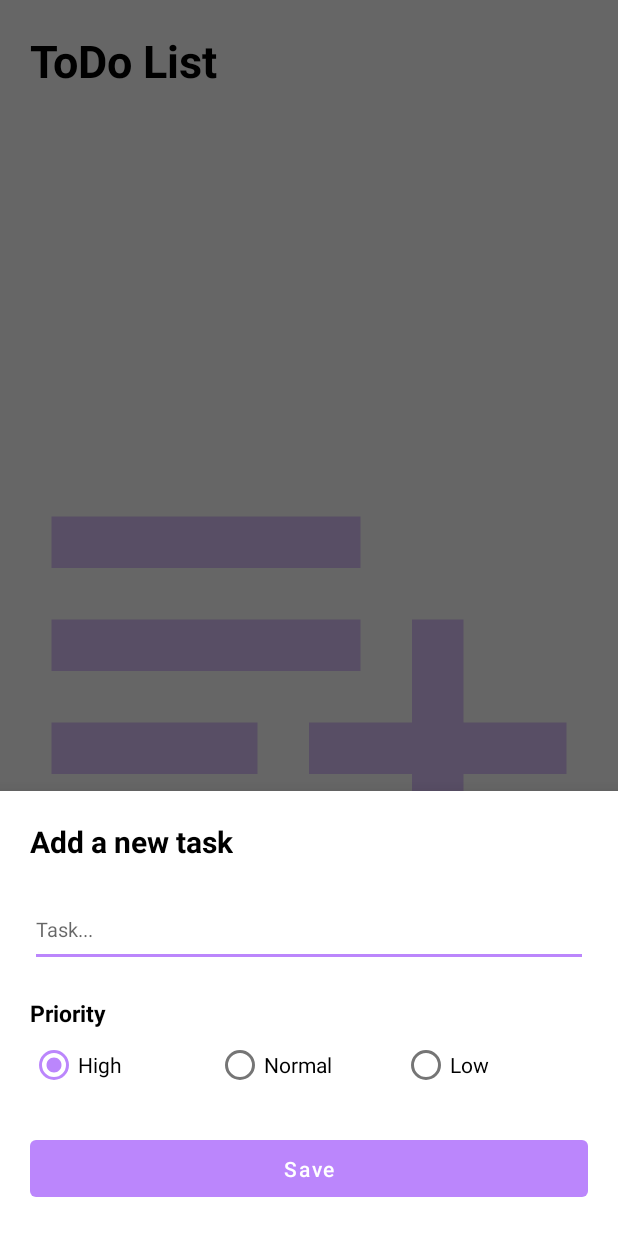
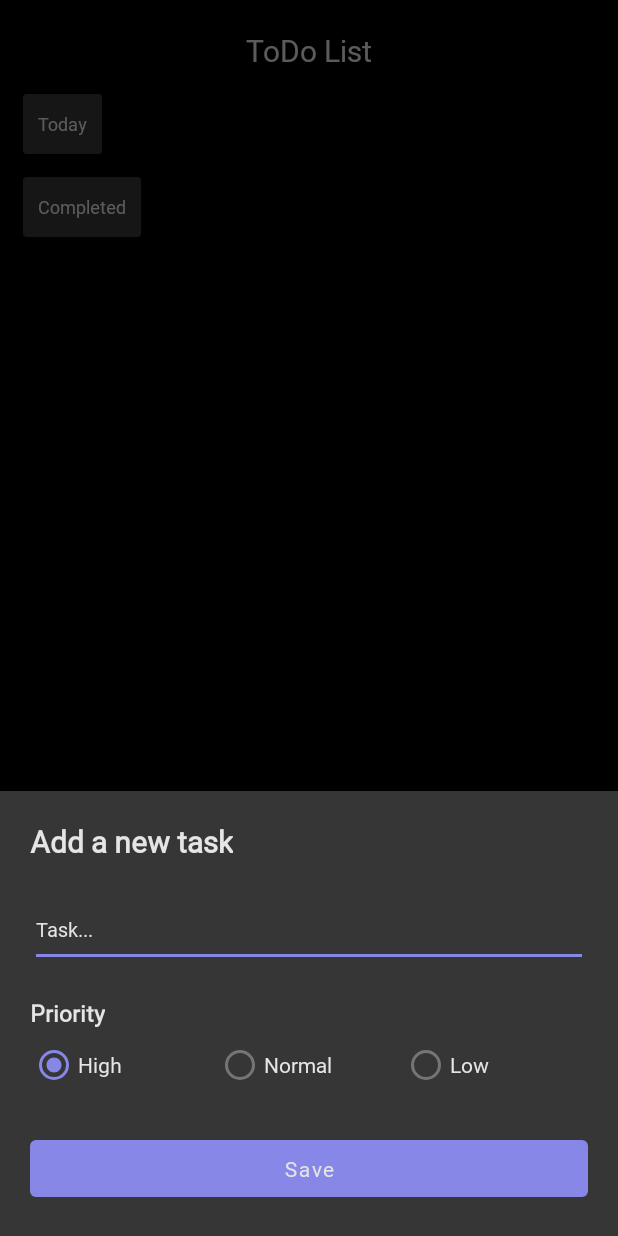
Before and after one commit to RodrigoEscamillaDacodes/AndroidToDoListASDE, an Android app: the screen it shows after launch (MainActivity), after a tap on an icon or button, on a phone screen of 412 x 824 dp. Run offline under Robolectric (Android 15) with nearby library versions, the phone set to English and light mode, and no system bars; our stand-ins replace Dagger/Hilt's generated code, Room's generated code.

Commit message:
ToDoList v2 design changes

```diff
--- a/app/src/main/java/com/dacodes/todolistad/data/DAOTasks.kt
+++ b/app/src/main/java/com/dacodes/todolistad/data/DAOTasks.kt
@@ -11,6 +11,8 @@ interface DAOTasks {
 
     @Query("SELECT * FROM Task")
     suspend fun getTasks():List<Task>
+    @Query("SELECT * FROM Task WHERE completed = :completed")
+    suspend fun getTasksByStatus(completed: Boolean):List<Task>
 
     @Update(entity = Task::class)
     suspend fun updateTask(model: Task)
--- a/app/src/main/java/com/dacodes/todolistad/data/repository/TaskRepository.kt
+++ b/app/src/main/java/com/dacodes/todolistad/data/repository/TaskRepository.kt
@@ -15,7 +15,11 @@ class TaskRepository @Inject constructor(private val dbTasks: DBTasks) {
         return dbTasks.taskDAO().getTasks()
     }
 
-    suspend fun deleteTask(taskId: Int){
+    suspend fun getTasks(completed: Boolean) : List<Task>{
+        return dbTasks.taskDAO().getTasksByStatus(completed)
+    }
+
+    suspend fun deleteTask(taskId: Int) {
         dbTasks.taskDAO().deleteTask(taskId)
     }
 
--- a/app/src/main/java/com/dacodes/todolistad/model/Task.kt
+++ b/app/src/main/java/com/dacodes/todolistad/model/Task.kt
@@ -9,5 +9,6 @@ data class Task(
     val id: Int = 0,
     val task: String,
     val priority: Int,
-    var completed: Boolean
+    var completed: Boolean,
+    var date: String
 )
--- a/app/src/main/java/com/dacodes/todolistad/presentation/viewModels/TodoListViewModel.kt
+++ b/app/src/main/java/com/dacodes/todolistad/presentation/viewModels/TodoListViewModel.kt
@@ -1,34 +1,60 @@
 package com.dacodes.todolistad.presentation.viewModels
 
+import androidx.lifecycle.LifecycleOwner
 import androidx.lifecycle.LiveData
 import androidx.lifecycle.MutableLiveData
+import androidx.lifecycle.Observer
 import androidx.lifecycle.ViewModel
 import androidx.lifecycle.viewModelScope
 import com.dacodes.todolistad.data.repository.TaskRepository
 import com.dacodes.todolistad.model.Task
 import dagger.hilt.android.lifecycle.HiltViewModel
 import kotlinx.coroutines.Dispatchers
+import kotlinx.coroutines.delay
 import kotlinx.coroutines.launch
 import kotlinx.coroutines.runBlocking
 import kotlinx.coroutines.withContext
+import java.time.LocalDateTime
+import java.time.format.DateTimeFormatter
 import javax.inject.Inject
 
 @HiltViewModel
 class TodoListViewModel @Inject constructor(private val taskRepository: TaskRepository): ViewModel() {
 
-    private var _tasks = MutableLiveData<List<Task>>()
-    val tasks : LiveData<List<Task>> get() = _tasks
+    private var _completedList = MutableLiveData<ArrayList<Task>>()
+    val completedList : LiveData<ArrayList<Task>> get() = _completedList
+
+    private var _unCompletedList = MutableLiveData<ArrayList<Task>>()
+    val unCompletedList : LiveData<ArrayList<Task>> get() = _unCompletedList
 
     fun bind(){
-        getTasks()
+        deleteOutDateTasks()
+    }
+
+    private fun deleteOutDateTasks(){
+
+        val formatter = DateTimeFormatter.ofPattern("yyyy-MM-dd")
+        val current = LocalDateTime.now().format(formatter)
+
+        runBlocking {
+            val result = taskRepository.getTasks()
+
+            result.forEach {
+                if (it.date < current) {
+                    taskRepository.deleteTask(it.id)
+                }
+            }
+
+            getTasks()
+        }
+
+
     }
 
     private fun getTasks(){
         viewModelScope.launch {
-            val result = withContext(Dispatchers.Main){
-                taskRepository.getTasks()
-            }
-            _tasks.value = result
+            _unCompletedList.value = ArrayList(taskRepository.getTasks(false))
+            _completedList.value = ArrayList(taskRepository.getTasks(true))
         }
     }
 
@@ -42,6 +68,7 @@ class TodoListViewModel @Inject constructor(private val taskRepository: TaskRepo
     fun updateTask(task: Task){
         runBlocking {
             taskRepository.updateTask(model = task)
+            getTasks()
         }
     }
 
--- a/app/src/main/java/com/dacodes/todolistad/presentation/views/TodoList.kt
+++ b/app/src/main/java/com/dacodes/todolistad/presentation/views/TodoList.kt
@@ -10,6 +10,7 @@ import android.view.View.VISIBLE
 import android.view.ViewGroup
 import androidx.lifecycle.Observer
 import androidx.recyclerview.widget.LinearLayoutManager
+import com.dacodes.todolistad.R
 import com.dacodes.todolistad.presentation.viewModels.TodoListViewModel
 import com.dacodes.todolistad.databinding.TodoListFragmentBinding
 import com.dacodes.todolistad.model.Task
@@ -23,6 +24,7 @@ class TodoList : Fragment(), TasksAdapter.OnTaskClickListener, BottomSheetFragme
 
     private lateinit var viewModel: TodoListViewModel
     private lateinit var adapter : TasksAdapter
+    private lateinit var adapterUncompleted : TasksAdapter
 
     override fun onCreateView(
         inflater: LayoutInflater, container: ViewGroup?,
@@ -38,32 +40,32 @@ class TodoList : Fragment(), TasksAdapter.OnTaskClickListener, BottomSheetFragme
         viewModel.bind()
 
         viewModel.apply {
-            tasks.observe(requireActivity(), Observer {
+            completedList.observe(requireActivity(), Observer {
                 adapter.setUpList(it)
-                validatePlaceHolder(it.isEmpty())
+            })
+
+            unCompletedList.observe(requireActivity(), Observer {
+                adapterUncompleted.setUpList(it)
             })
         }
 
     }
 
-    private fun validatePlaceHolder(empty: Boolean){
-        binding.apply {
-            if(empty){
-                rvTasks.visibility = GONE
-                ivPlaceholder.visibility = VISIBLE
-            }else{
-                rvTasks.visibility = VISIBLE
-                ivPlaceholder.visibility = GONE
-            }
-        }
-    }
 
     override fun onViewCreated(view: View, savedInstanceState: Bundle?) {
         super.onViewCreated(view, savedInstanceState)
 
         adapter = TasksAdapter(requireContext(), this)
+        adapterUncompleted = TasksAdapter(requireContext(), this)
 
         binding.apply {
+
+            binding.inToday.tvSecondary.text = getString(R.string.today)
+            binding.inCompleted.tvSecondary.text = getString(R.string.completed)
+
+            rvUncompletedTasks.layoutManager = LinearLayoutManager(context)
+            rvUncompletedTasks.adapter = adapterUncompleted
+            rvUncompletedTasks.setHasFixedSize(true)
 
             rvTasks.layoutManager = LinearLayoutManager(context)
             rvTasks.adapter = adapter
--- /dev/null
+++ b/app/src/main/res/drawable/back_rounded_purple.xml
@@ -0,0 +1,5 @@
+<?xml version="1.0" encoding="utf-8"?>
+<shape android:shape="rectangle" xmlns:android="http://schemas.android.com/apk/res/android">
+    <stroke android:width="1dp" android:color="@color/purple_200"/>
+    <corners android:radius="2dp"/>
+</shape>
--- /dev/null
+++ b/app/src/main/res/drawable/fill_circle.xml
@@ -0,0 +1,4 @@
+<vector android:height="15dp" android:viewportHeight="512"
+    android:viewportWidth="512" android:width="15dp" xmlns:android="http://schemas.android.com/apk/res/android">
+    <path android:fillColor="#FFFFFF" android:pathData="M256,512A256,256 0,1 0,256 0a256,256 0,1 0,0 512z"/>
+</vector>
--- /dev/null
+++ b/app/src/main/res/drawable/outline_circle.xml
@@ -0,0 +1,4 @@
+<vector android:height="15dp" android:viewportHeight="512"
+    android:viewportWidth="512" android:width="15dp" xmlns:android="http://schemas.android.com/apk/res/android">
+    <path android:fillColor="#e5e5e5" android:pathData="M464,256A208,208 0,1 0,48 256a208,208 0,1 0,416 0zM0,256a256,256 0,1 1,512 0A256,256 0,1 1,0 256z"/>
+</vector>
--- a/app/src/main/res/layout/fragment_bottom_sheet.xml
+++ b/app/src/main/res/layout/fragment_bottom_sheet.xml
@@ -3,6 +3,7 @@
     xmlns:tools="http://schemas.android.com/tools"
     android:layout_width="match_parent"
     android:layout_height="wrap_content"
+    android:background="@color/gray"
     xmlns:app="http://schemas.android.com/apk/res-auto"
     tools:context=".presentation.views.BottomSheetFragment">
 
@@ -14,7 +15,8 @@
         android:layout_margin="20dp"
         android:textSize="20sp"
         android:textStyle="bold"
-        android:textColor="@color/black"
+        android:fontFamily="@font/lato_regular"
+        android:textColor="@color/white87"
         app:layout_constraintStart_toStartOf="parent"
         app:layout_constraintTop_toTopOf="parent" />
 
@@ -24,7 +26,10 @@
         android:layout_width="match_parent"
         android:layout_height="50dp"
         android:layout_margin="20dp"
+        android:textColor="@color/white87"
+        android:textColorHint="@color/white87"
         android:hint="@string/task"
+        android:fontFamily="@font/lato_regular"
         android:textSize="13sp"
         android:textStyle="normal"
         app:layout_constraintTop_toBottomOf="@+id/tvTitle"
@@ -37,9 +42,10 @@
         android:layout_width="wrap_content"
         android:layout_height="wrap_content"
         android:text="@string/priority"
+        android:fontFamily="@font/lato_regular"
         android:textSize="15sp"
         android:textStyle="bold"
-        android:textColor="@color/black"
+        android:textColor="@color/white87"
         android:layout_marginStart="20dp"
         android:layout_marginTop="20dp"
         android:layout_marginBottom="10dp"
@@ -63,21 +69,27 @@
             android:checked="true"
             android:layout_width="match_parent"
             android:layout_height="wrap_content"
+            android:textColor="@color/white87"
             android:text="@string/high"
+            android:fontFamily="@font/lato_regular"
             android:layout_weight="1"/>
 
         <RadioButton
             android:id="@+id/rbNormal"
             android:layout_width="match_parent"
             android:layout_height="wrap_content"
+            android:textColor="@color/white87"
             android:text="@string/normal"
+            android:fontFamily="@font/lato_regular"
             android:layout_weight="1"/>
 
         <RadioButton
             android:id="@+id/rbLow"
             android:layout_width="match_parent"
             android:layout_height="wrap_content"
+            android:textColor="@color/white87"
             android:text="@string/low"
+            android:fontFamily="@font/lato_regular"
             android:layout_weight="1"/>
 
     </RadioGroup>
@@ -88,7 +100,8 @@
         android:layout_height="50dp"
         android:layout_margin="20dp"
         android:text="@string/save"
-        android:textColor="@color/white"
+        android:fontFamily="@font/lato_regular"
+        android:textColor="@color/white87"
         app:textAllCaps="false"
         app:backgroundTint="@color/purple_200"
         app:layout_constraintTop_toBottomOf="@+id/rgPriority"
--- /dev/null
+++ b/app/src/main/res/layout/secondary_item.xml
@@ -0,0 +1,24 @@
+<?xml version="1.0" encoding="utf-8"?>
+<androidx.cardview.widget.CardView
+    xmlns:android="http://schemas.android.com/apk/res/android"
+    xmlns:app="http://schemas.android.com/apk/res-auto"
+    android:layout_width="wrap_content"
+    android:layout_height="35dp"
+    app:cardCornerRadius="2dp"
+    android:layout_marginTop="15dp"
+    android:layout_marginStart="15dp"
+    app:cardBackgroundColor="@color/gray">
+
+    <TextView
+        android:id="@+id/tvSecondary"
+        android:layout_width="wrap_content"
+        android:layout_height="match_parent"
+        android:paddingHorizontal="10dp"
+        android:gravity="center_vertical"
+        android:textColor="@color/white87"
+        android:textSize="12sp"
+        android:fontFamily="@font/lato_regular"
+        android:text="Completed"/>
+
+
+</androidx.cardview.widget.CardView>
--- a/app/src/main/res/layout/todo_list_fragment.xml
+++ b/app/src/main/res/layout/todo_list_fragment.xml
@@ -3,6 +3,7 @@
     xmlns:tools="http://schemas.android.com/tools"
     android:layout_width="match_parent"
     android:layout_height="match_parent"
+    android:background="@color/black"
     xmlns:app="http://schemas.android.com/apk/res-auto"
     tools:context=".presentation.views.TodoList">
 
@@ -12,38 +13,70 @@
         android:layout_height="wrap_content"
         android:text="@string/title"
         android:layout_margin="20dp"
-        android:textSize="30sp"
-        android:textStyle="bold"
-        android:textColor="@color/black"
+        android:textSize="20sp"
+        android:fontFamily="@font/lato_regular"
+        android:textColor="@color/white87"
         app:layout_constraintLeft_toLeftOf="parent"
+        app:layout_constraintRight_toRightOf="parent"
         app:layout_constraintTop_toTopOf="parent" />
 
-    <androidx.recyclerview.widget.RecyclerView
-        android:id="@+id/rvTasks"
-        android:visibility="gone"
-        android:layout_width="0dp"
+    <androidx.core.widget.NestedScrollView
+        android:layout_width="match_parent"
         android:layout_height="0dp"
-        android:layout_marginTop="10dp"
         app:layout_constraintTop_toBottomOf="@+id/tvTitle"
+        app:layout_constraintBottom_toBottomOf="parent"
         app:layout_constraintStart_toStartOf="parent"
-        app:layout_constraintEnd_toEndOf="parent"
-        app:layout_constraintBottom_toBottomOf="parent"
-        tools:listitem="@layout/task_item"/>
+        app:layout_constraintEnd_toEndOf="parent">
 
-    <ImageView
-        android:id="@+id/ivPlaceholder"
-        android:visibility="visible"
-        android:layout_width="0dp"
-        android:layout_height="0dp"
-        android:layout_marginTop="10dp"
-        android:alpha="0.5"
-        android:src="@drawable/ic_placeholder"
-        app:layout_constraintTop_toBottomOf="@+id/tvTitle"
-        app:layout_constraintStart_toStartOf="parent"
-        app:layout_constraintEnd_toEndOf="parent"
-        app:layout_constraintBottom_toBottomOf="parent"
-        tools:listitem="@layout/task_item"/>
+        <androidx.constraintlayout.widget.ConstraintLayout
+            android:layout_width="match_parent"
+            android:layout_height="wrap_content">
 
+
+            <include
+                android:id="@+id/inToday"
+                layout="@layout/secondary_item"
+                android:layout_width="wrap_content"
+                android:layout_height="40dp"
+                android:layout_marginStart="15dp"
+                android:layout_marginTop="15dp"
+                app:layout_constraintStart_toStartOf="parent"
+                app:layout_constraintTop_toTopOf="parent"/>
+
+            <androidx.recyclerview.widget.RecyclerView
+                android:id="@+id/rvUncompletedTasks"
+                android:layout_width="0dp"
+                android:layout_height="wrap_content"
+                app:layout_constraintEnd_toEndOf="parent"
+                app:layout_constraintHorizontal_bias="0.0"
+                app:layout_constraintStart_toStartOf="parent"
+                app:layout_constraintTop_toBottomOf="@+id/inToday"
+                tools:listitem="@layout/task_item" />
+
+            <include
+                android:id="@+id/inCompleted"
+                layout="@layout/secondary_item"
+                android:layout_width="wrap_content"
+                android:layout_height="40dp"
+                android:layout_marginStart="15dp"
+                android:layout_marginTop="15dp"
+                app:layout_constraintStart_toStartOf="parent"
+                app:layout_constraintTop_toBottomOf="@id/rvUncompletedTasks"/>
+
+            <androidx.recyclerview.widget.RecyclerView
+                android:id="@+id/rvTasks"
+                android:layout_width="0dp"
+                android:layout_height="wrap_content"
+                app:layout_constraintEnd_toEndOf="parent"
+                app:layout_constraintStart_toStartOf="parent"
+                app:layout_constraintTop_toBottomOf="@+id/inCompleted"
+                app:layout_constraintBottom_toBottomOf="parent"
+                tools:listitem="@layout/task_item" />
+
+        </androidx.constraintlayout.widget.ConstraintLayout>
+
+
+    </androidx.core.widget.NestedScrollView>
 
     <com.google.android.material.floatingactionbutton.FloatingActionButton
         android:id="@+id/fabAdd"
@@ -52,7 +85,7 @@
         android:layout_marginBottom="20dp"
         android:layout_marginEnd="20dp"
         android:src="@drawable/ic_add"
-        app:tint="@color/white"
+        app:tint="@color/white87"
         app:backgroundTint="@color/purple_200"
         app:layout_constraintEnd_toEndOf="parent"
         app:layout_constraintBottom_toBottomOf="parent"/>
--- a/app/src/main/res/values/colors.xml
+++ b/app/src/main/res/values/colors.xml
@@ -1,12 +1,13 @@
 <?xml version="1.0" encoding="utf-8"?>
 <resources>
-    <color name="purple_200">#FFBB86FC</color>
+    <color name="purple_200">#8687E7</color>
     <color name="purple_500">#FF6200EE</color>
     <color name="purple_700">#FF3700B3</color>
     <color name="teal_200">#FF03DAC5</color>
     <color name="teal_700">#FF018786</color>
     <color name="black">#FF000000</color>
-    <color name="white">#FFFFFFFF</color>
+    <color name="white87">#e5e5e5</color>
+    <color name="gray">#363636</color>
 
     <color name="red">#FF3333</color>
     <color name="orange">#E09D0C</color>
--- a/app/src/main/res/values/strings.xml
+++ b/app/src/main/res/values/strings.xml
@@ -11,5 +11,8 @@
     <string name="delete">¿Do you really delete this task?</string>
     <string name="accept">Accept</string>
     <string name="cancel">Cancel</string>
+    <string name="today">Today</string>
+    <string name="completed">Completed</string>
+
 
 </resources>
--- a/app/src/main/res/values/themes.xml
+++ b/app/src/main/res/values/themes.xml
@@ -1,11 +1,11 @@
 <resources xmlns:tools="http://schemas.android.com/tools">
     <style name="Theme.TodolistAD" parent="Theme.MaterialComponents.DayNight.NoActionBar">
-        <item name="colorPrimary">@color/purple_500</item>
+        <item name="colorPrimary">@color/black</item>
         <item name="colorPrimaryVariant">@color/purple_700</item>
-        <item name="colorOnPrimary">@color/white</item>
+        <item name="colorOnPrimary">@color/white87</item>
         <item name="colorSecondary">@color/purple_200</item>
         <item name="colorSecondaryVariant">@color/purple_500</item>
         <item name="colorOnSecondary">@color/black</item>
-        <item name="android:statusBarColor" tools:targetApi="l">?attr/colorPrimaryVariant</item>
+        <item name="android:statusBarColor" tools:targetApi="l">?attr/colorPrimary</item>
     </style>
 </resources>
```
Also changed, not shown: app/src/main/java/com/dacodes/todolistad/presentation/adapters/TasksAdapter.kt (+18 -15 lines), app/src/main/java/com/dacodes/todolistad/presentation/views/BottomSheetFragment.kt (+6 -2 lines), app/src/main/res/drawable/circle_checkbox.xml (added, +7 -0 lines), app/src/main/res/layout/task_item.xml (+52 -17 lines), 1 other file.
